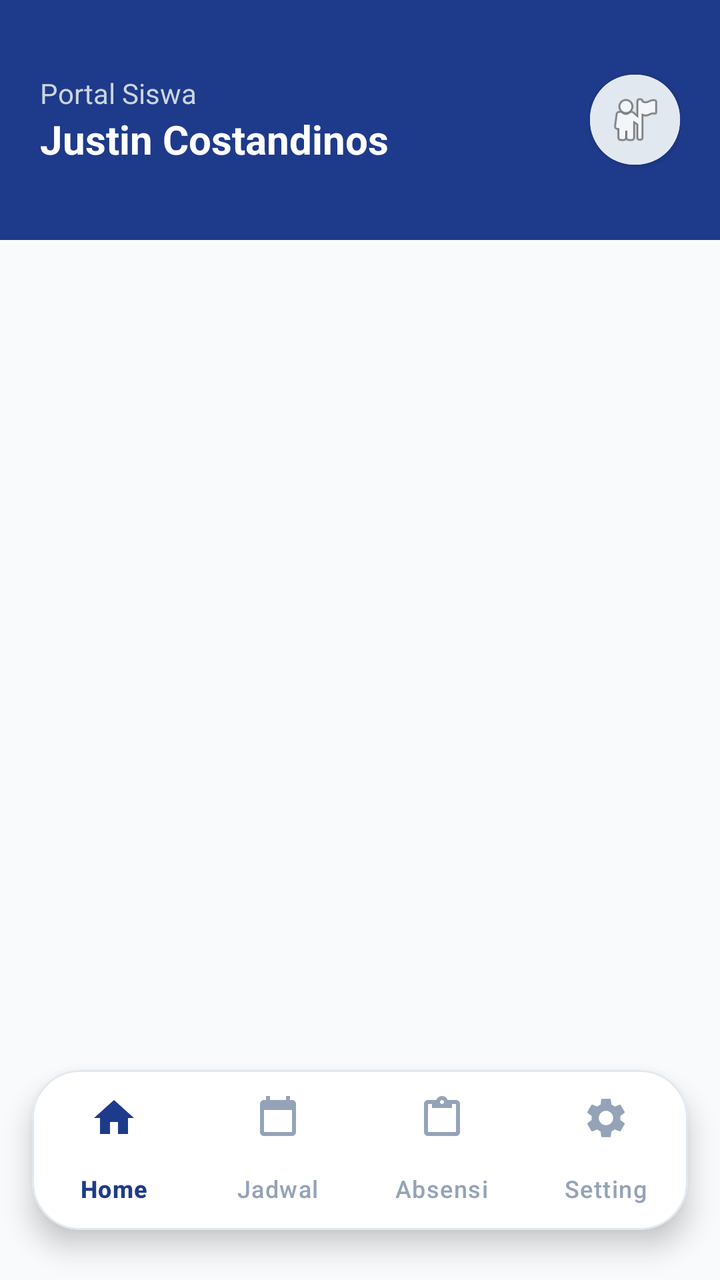
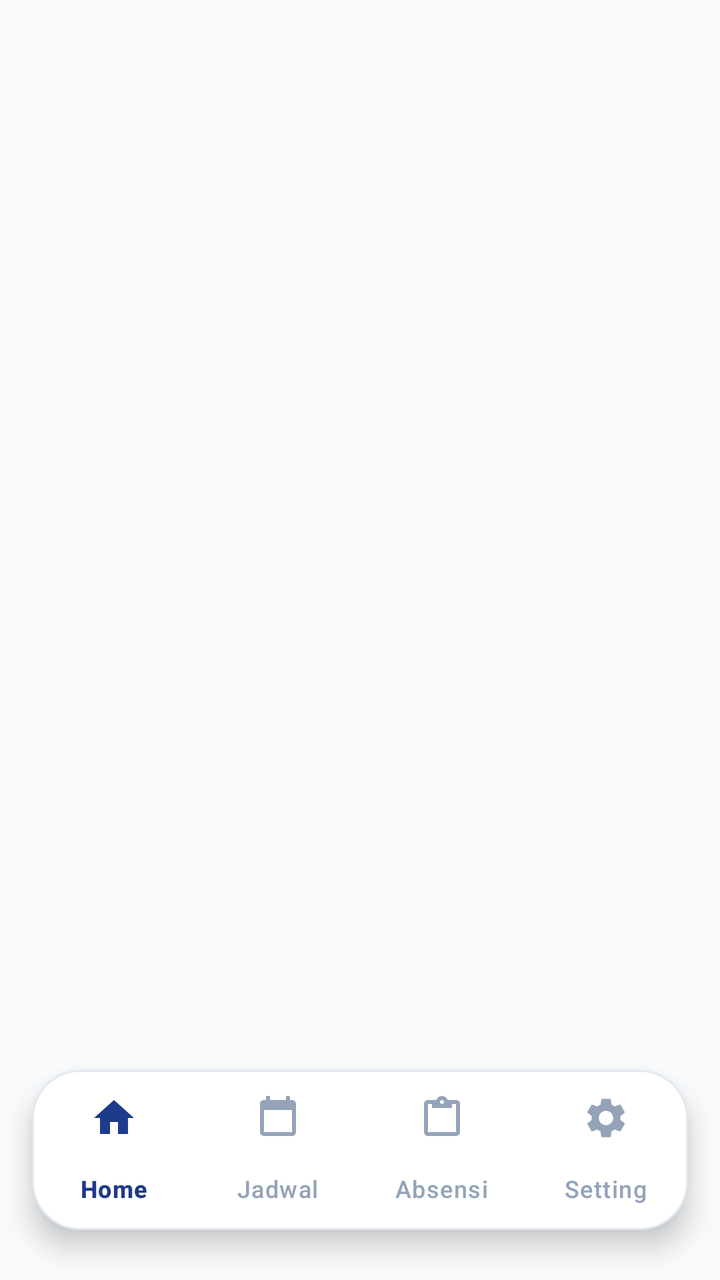

Compare the two renders of this Android layout. The source of the first and the diff that turns it into the second are given below.
<!-- AndroidManifest.xml: application theme Theme.Mondu -->
<!-- res/layout/activity_dashboard_siswa.xml -->
<?xml version="1.0" encoding="utf-8"?>
<RelativeLayout xmlns:android="http://schemas.android.com/apk/res/android"
    xmlns:app="http://schemas.android.com/apk/res-auto"
    android:id="@+id/main"
    android:layout_width="match_parent"
    android:layout_height="match_parent"
    android:background="#F8FAFC">

    <RelativeLayout
        android:id="@+id/headerView"
        android:layout_width="match_parent"
        android:layout_height="120dp"
        android:background="#1E3A8A"
        android:padding="20dp">

        <LinearLayout
            android:layout_width="wrap_content"
            android:layout_height="wrap_content"
            android:orientation="vertical"
            android:layout_centerVertical="true">
            <TextView
                android:layout_width="wrap_content"
                android:layout_height="wrap_content"
                android:text="Portal Siswa"
                android:textColor="#CBD5E1"
                android:textSize="14sp"/>
            <TextView
                android:id="@+id/tvUserNameDashboard"
                android:layout_width="wrap_content"
                android:layout_height="wrap_content"
                android:text="Justin Costandinos"
                android:textColor="#FFFFFF"
                android:textSize="20sp"
                android:textStyle="bold"/>
        </LinearLayout>

        <com.google.android.material.card.MaterialCardView
            android:layout_width="45dp"
            android:layout_height="45dp"
            android:layout_alignParentEnd="true"
            android:layout_centerVertical="true"
            app:cardCornerRadius="22dp"
            app:strokeWidth="0dp"
            app:cardElevation="2dp">
            <ImageView
                android:layout_width="match_parent"
                android:layout_height="match_parent"
                android:src="@android:drawable/ic_menu_myplaces"
                android:background="#E2E8F0"
                android:padding="8dp"/>
        </com.google.android.material.card.MaterialCardView>
    </RelativeLayout>

    <FrameLayout
        android:id="@+id/fragmentContainer"
        android:layout_width="match_parent"
        android:layout_height="match_parent"
        android:layout_below="@id/headerView"
        android:layout_marginBottom="96dp" />

    <com.google.android.material.card.MaterialCardView
        android:id="@+id/bottomNavCard"
        android:layout_width="match_parent"
        android:layout_height="80dp"
        android:layout_alignParentBottom="true"
        android:layout_marginStart="16dp"
        android:layout_marginEnd="16dp"
        android:layout_marginBottom="25dp"
        app:cardCornerRadius="24dp"
        app:cardElevation="8dp"
        app:strokeWidth="1dp"
        app:strokeColor="#E2E8F0"
        app:cardBackgroundColor="#FFFFFF">

        <com.google.android.material.bottomnavigation.BottomNavigationView
            android:id="@+id/bottomNavigation"
            android:layout_width="match_parent"
            android:layout_height="wrap_content"
            android:background="@android:color/transparent"
            app:labelVisibilityMode="labeled"
            app:itemIconSize="24dp"
            app:itemIconTint="@color/nav_item_color"
            app:itemTextColor="@color/nav_item_color"
            app:itemRippleColor="#EFF6FF"
            app:elevation="0dp"
            app:menu="@menu/menu_navigation_siswa" />

    </com.google.android.material.card.MaterialCardView>
</RelativeLayout>
<!-- resources referenced by this layout -->
<resources>
  <style name="Theme.Mondu" parent="Base.Theme.Mondu" />
  <style name="Base.Theme.Mondu" parent="Theme.Material3.DayNight.NoActionBar">
          
          
      </style>
</resources>

<!-- the commit's change to res/layout/activity_dashboard_siswa.xml (unified diff, before → after) -->
@@ -6,56 +6,10 @@
     android:layout_height="match_parent"
     android:background="#F8FAFC">
 
-    <RelativeLayout
-        android:id="@+id/headerView"
-        android:layout_width="match_parent"
-        android:layout_height="120dp"
-        android:background="#1E3A8A"
-        android:padding="20dp">
-
-        <LinearLayout
-            android:layout_width="wrap_content"
-            android:layout_height="wrap_content"
-            android:orientation="vertical"
-            android:layout_centerVertical="true">
-            <TextView
-                android:layout_width="wrap_content"
-                android:layout_height="wrap_content"
-                android:text="Portal Siswa"
-                android:textColor="#CBD5E1"
-                android:textSize="14sp"/>
-            <TextView
-                android:id="@+id/tvUserNameDashboard"
-                android:layout_width="wrap_content"
-                android:layout_height="wrap_content"
-                android:text="Justin Costandinos"
-                android:textColor="#FFFFFF"
-                android:textSize="20sp"
-                android:textStyle="bold"/>
-        </LinearLayout>
-
-        <com.google.android.material.card.MaterialCardView
-            android:layout_width="45dp"
-            android:layout_height="45dp"
-            android:layout_alignParentEnd="true"
-            android:layout_centerVertical="true"
-            app:cardCornerRadius="22dp"
-            app:strokeWidth="0dp"
-            app:cardElevation="2dp">
-            <ImageView
-                android:layout_width="match_parent"
-                android:layout_height="match_parent"
-                android:src="@android:drawable/ic_menu_myplaces"
-                android:background="#E2E8F0"
-                android:padding="8dp"/>
-        </com.google.android.material.card.MaterialCardView>
-    </RelativeLayout>
-
     <FrameLayout
         android:id="@+id/fragmentContainer"
         android:layout_width="match_parent"
         android:layout_height="match_parent"
-        android:layout_below="@id/headerView"
         android:layout_marginBottom="96dp" />
 
     <com.google.android.material.card.MaterialCardView
